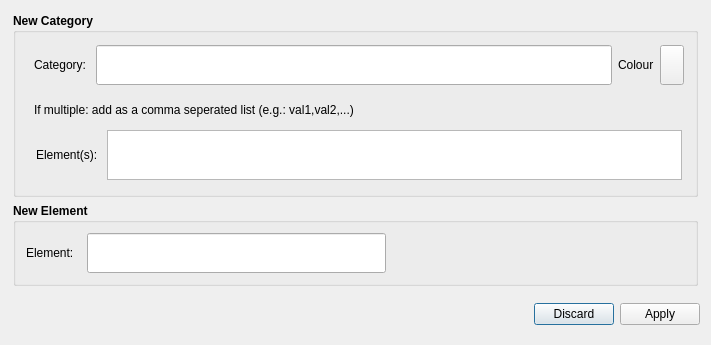
This is new_category_element.ui in Esk-Spatial/QGIS_forest_health_sketch_tool as Qt 5 draws it before an edit. The edited form follows.
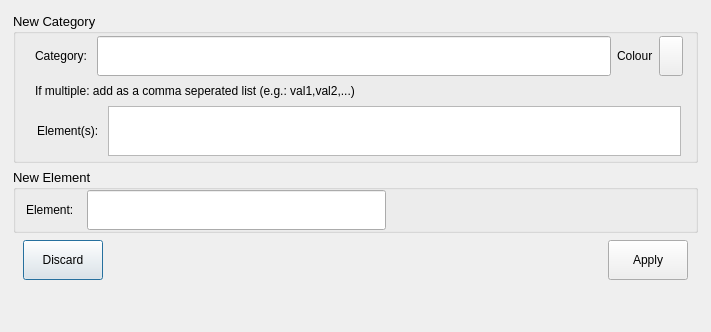
This is the edited form. Icons and pictures are not drawn. Custom widgets are drawn as their Qt base class.

Commit message: implemented functionality to update category element. updated the UI to keep the buttons consistent across models.

```diff
--- a/new_category_element.ui
+++ b/new_category_element.ui
@@ -7,7 +7,7 @@
     <x>0</x>
     <y>0</y>
     <width>711</width>
-    <height>345</height>
+    <height>332</height>
    </rect>
   </property>
   <property name="windowTitle">
@@ -17,30 +17,8 @@
    <iconset>
     <normaloff>icons/icon.png</normaloff>icons/icon.png</iconset>
   </property>
-  <layout class="QGridLayout" name="gridLayout">
-   <item row="1" column="0">
-    <widget class="QDialogButtonBox" name="buttonBox">
-     <property name="minimumSize">
-      <size>
-       <width>0</width>
-       <height>40</height>
-      </size>
-     </property>
-     <property name="maximumSize">
-      <size>
-       <width>16777215</width>
-       <height>40</height>
-      </size>
-     </property>
-     <property name="orientation">
-      <enum>Qt::Horizontal</enum>
-     </property>
-     <property name="standardButtons">
-      <set>QDialogButtonBox::Apply|QDialogButtonBox::Discard</set>
-     </property>
-    </widget>
-   </item>
-   <item row="0" column="0">
+  <layout class="QVBoxLayout" name="verticalLayout_4">
+   <item>
     <widget class="QFrame" name="frame">
      <property name="sizePolicy">
       <sizepolicy hsizetype="Preferred" vsizetype="Expanding">
@@ -71,15 +49,27 @@
        <widget class="QGroupBox" name="categoryGroupBox">
         <property name="font">
          <font>
-          <pointsize>9</pointsize>
-          <weight>75</weight>
-          <bold>true</bold>
+          <pointsize>10</pointsize>
+          <weight>50</weight>
+          <bold>false</bold>
          </font>
         </property>
         <property name="title">
          <string>New Category</string>
         </property>
         <layout class="QVBoxLayout" name="verticalLayout_2">
+         <property name="leftMargin">
+          <number>10</number>
+         </property>
+         <property name="topMargin">
+          <number>0</number>
+         </property>
+         <property name="rightMargin">
+          <number>10</number>
+         </property>
+         <property name="bottomMargin">
+          <number>0</number>
+         </property>
          <item>
           <widget class="QFrame" name="frame_2">
            <property name="maximumSize">
@@ -109,7 +99,7 @@
              <number>2</number>
             </property>
             <property name="bottomMargin">
-             <number>2</number>
+             <number>0</number>
             </property>
             <item>
              <widget class="QLabel" name="label">
@@ -341,9 +331,9 @@
        <widget class="QGroupBox" name="elementGroupBox">
         <property name="font">
          <font>
-          <pointsize>9</pointsize>
-          <weight>75</weight>
-          <bold>true</bold>
+          <pointsize>10</pointsize>
+          <weight>50</weight>
+          <bold>false</bold>
          </font>
         </property>
         <property name="title">
@@ -357,13 +347,13 @@
           <number>10</number>
          </property>
          <property name="topMargin">
-          <number>10</number>
+          <number>0</number>
          </property>
          <property name="rightMargin">
           <number>10</number>
          </property>
          <property name="bottomMargin">
-          <number>10</number>
+          <number>0</number>
          </property>
          <item>
           <widget class="QLabel" name="elementLabel">
@@ -430,6 +420,106 @@
         </layout>
        </widget>
       </item>
+      <item>
+       <widget class="QFrame" name="frame_5">
+        <property name="minimumSize">
+         <size>
+          <width>0</width>
+          <height>43</height>
+         </size>
+        </property>
+        <property name="maximumSize">
+         <size>
+          <width>16777215</width>
+          <height>43</height>
+         </size>
+        </property>
+        <property name="frameShape">
+         <enum>QFrame::NoFrame</enum>
+        </property>
+        <property name="frameShadow">
+         <enum>QFrame::Raised</enum>
+        </property>
+        <layout class="QHBoxLayout" name="horizontalLayout_4">
+         <property name="leftMargin">
+          <number>10</number>
+         </property>
+         <property name="topMargin">
+          <number>0</number>
+         </property>
+         <property name="rightMargin">
+          <number>10</number>
+         </property>
+         <property name="bottomMargin">
+          <number>0</number>
+         </property>
+         <item>
+          <widget class="QPushButton" name="discardPushButton">
+           <property name="minimumSize">
+            <size>
+             <width>0</width>
+             <height>40</height>
+            </size>
+           </property>
+           <property name="maximumSize">
+            <size>
+             <width>125</width>
+             <height>40</height>
+            </size>
+           </property>
+           <property name="text">
+            <string>Discard</string>
+           </property>
+          </widget>
+         </item>
+         <item>
+          <spacer name="horizontalSpacer_2">
+           <property name="orientation">
+            <enum>Qt::Horizontal</enum>
+           </property>
+           <property name="sizeHint" stdset="0">
+            <size>
+             <width>40</width>
+             <height>20</height>
+            </size>
+           </property>
+          </spacer>
+         </item>
+         <item>
+          <widget class="QPushButton" name="applyPushButton">
+           <property name="minimumSize">
+            <size>
+             <width>0</width>
+             <height>40</height>
+            </size>
+           </property>
+           <property name="maximumSize">
+            <size>
+             <width>125</width>
+             <height>40</height>
+            </size>
+           </property>
+           <property name="text">
+            <string>Apply</string>
+           </property>
+          </widget>
+         </item>
+        </layout>
+       </widget>
+      </item>
+      <item>
+       <spacer name="verticalSpacer">
+        <property name="orientation">
+         <enum>Qt::Vertical</enum>
+        </property>
+        <property name="sizeHint" stdset="0">
+         <size>
+          <width>20</width>
+          <height>40</height>
+         </size>
+        </property>
+       </spacer>
+      </item>
      </layout>
     </widget>
    </item>
```
Left out of the diff: 35 changed lines with no effect on the pictures. The commit also changes 6 other files.
